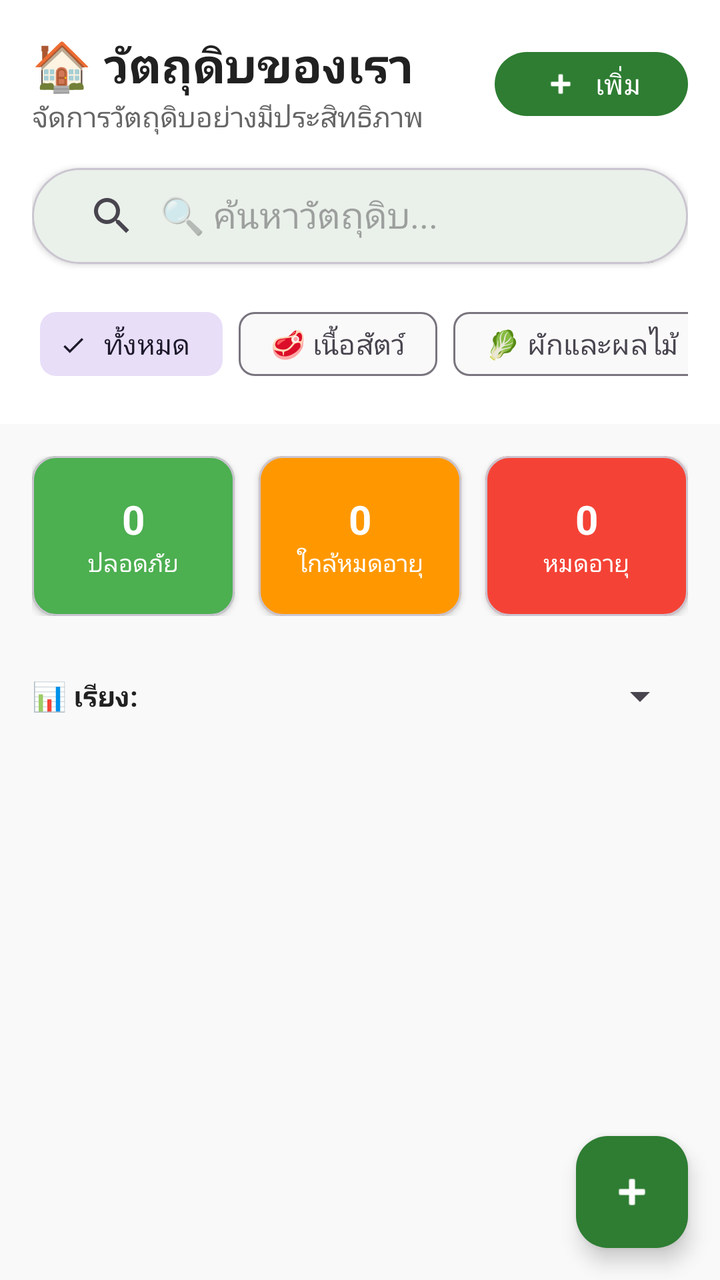
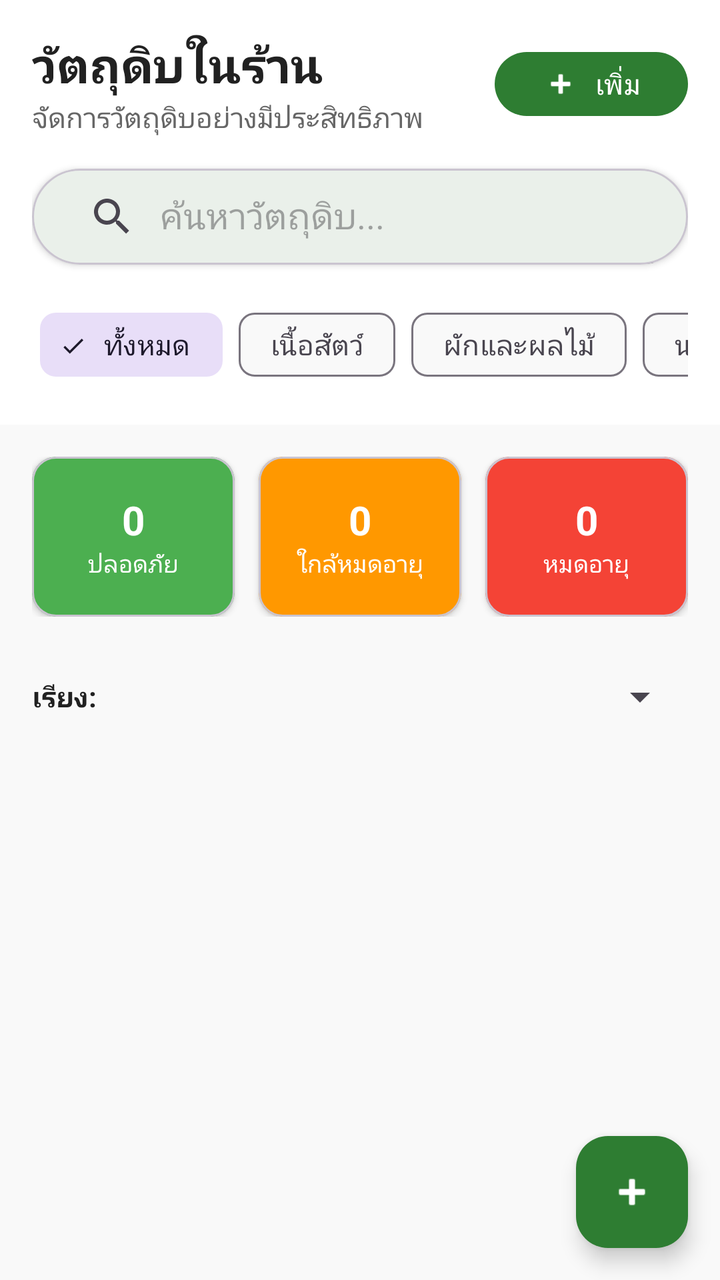

Screens rendered from an Android XML layout before and after an edit, with the pre-edit source and the edit as a unified diff.
<!-- AndroidManifest.xml: application theme Theme.Expirytrack -->
<!-- res/layout/fragment_home.xml -->
<?xml version="1.0" encoding="utf-8"?>
<androidx.coordinatorlayout.widget.CoordinatorLayout xmlns:android="http://schemas.android.com/apk/res/android"
    xmlns:app="http://schemas.android.com/apk/res-auto"
    android:layout_width="match_parent"
    android:layout_height="match_parent"
    android:background="@color/background_surface">

    <com.google.android.material.appbar.AppBarLayout
        android:layout_width="match_parent"
        android:layout_height="wrap_content"
        android:background="@color/white"
        app:elevation="0dp">

        <LinearLayout
            android:layout_width="match_parent"
            android:layout_height="wrap_content"
            android:orientation="vertical"
            android:padding="16dp">

            
            <LinearLayout
                android:layout_width="match_parent"
                android:layout_height="wrap_content"
                android:orientation="horizontal"
                android:gravity="center_vertical"
                android:layout_marginBottom="16dp">

                <LinearLayout
                    android:layout_width="0dp"
                    android:layout_height="wrap_content"
                    android:layout_weight="1"
                    android:orientation="vertical">

                    <TextView
                        android:layout_width="wrap_content"
                        android:layout_height="wrap_content"
                        android:text="🏠 วัตถุดิบของเรา"
                        android:textSize="24sp"
                        android:textStyle="bold"
                        android:textColor="@color/text_primary" />

                    <TextView
                        android:layout_width="wrap_content"
                        android:layout_height="wrap_content"
                        android:text="จัดการวัตถุดิบอย่างมีประสิทธิภาพ"
                        android:textSize="14sp"
                        android:textColor="@color/text_secondary" />

                </LinearLayout>

                <com.google.android.material.button.MaterialButton
                    android:id="@+id/addButton"
                    android:layout_width="wrap_content"
                    android:layout_height="40dp"
                    android:text="เพิ่ม"
                    android:textSize="14sp"
                    app:icon="@android:drawable/ic_input_add"
                    app:iconSize="18dp"
                    app:cornerRadius="20dp"
                    style="@style/Widget.Material3.Button" />

            </LinearLayout>

            
            <com.google.android.material.card.MaterialCardView
                android:layout_width="match_parent"
                android:layout_height="48dp"
                android:layout_marginBottom="16dp"
                app:cardCornerRadius="24dp"
                app:cardElevation="2dp"
                app:cardBackgroundColor="@color/background_surface">

                <androidx.appcompat.widget.SearchView
                    android:id="@+id/searchView"
                    android:layout_width="match_parent"
                    android:layout_height="match_parent"
                    android:layout_marginHorizontal="8dp"
                    app:iconifiedByDefault="false"
                    app:queryHint="🔍 ค้นหาวัตถุดิบ..." />

            </com.google.android.material.card.MaterialCardView>

            
            <HorizontalScrollView
                android:layout_width="match_parent"
                android:layout_height="wrap_content"
                android:scrollbars="none">

                <com.google.android.material.chip.ChipGroup
                    android:id="@+id/categoryChipGroup"
                    android:layout_width="wrap_content"
                    android:layout_height="wrap_content"
                    android:paddingHorizontal="4dp"
                    app:selectionRequired="true"
                    app:singleSelection="true">

                    <com.google.android.material.chip.Chip
                        android:id="@+id/chip_all"
                        android:layout_width="wrap_content"
                        android:layout_height="wrap_content"
                        android:text="ทั้งหมด"
                        android:checked="true"
                        style="@style/Widget.Material3.Chip.Filter" />

                    <com.google.android.material.chip.Chip
                        android:id="@+id/chip_meat"
                        android:layout_width="wrap_content"
                        android:layout_height="wrap_content"
                        android:text="🥩 เนื้อสัตว์"
                        style="@style/Widget.Material3.Chip.Filter" />

                    <com.google.android.material.chip.Chip
                        android:id="@+id/chip_vegetables"
                        android:layout_width="wrap_content"
                        android:layout_height="wrap_content"
                        android:text="🥬 ผักและผลไม้"
                        style="@style/Widget.Material3.Chip.Filter" />

                    <com.google.android.material.chip.Chip
                        android:id="@+id/chip_dairy"
                        android:layout_width="wrap_content"
                        android:layout_height="wrap_content"
                        android:text="🥛 นมและไข่"
                        style="@style/Widget.Material3.Chip.Filter" />

                    <com.google.android.material.chip.Chip
                        android:id="@+id/chip_seasoning"
                        android:layout_width="wrap_content"
                        android:layout_height="wrap_content"
                        android:text="🧂 เครื่องปรุง"
                        style="@style/Widget.Material3.Chip.Filter" />

                    <com.google.android.material.chip.Chip
                        android:id="@+id/chip_dry_goods"
                        android:layout_width="wrap_content"
                        android:layout_height="wrap_content"
                        android:text="🌾 ของแห้ง"
                        style="@style/Widget.Material3.Chip.Filter" />

                    <com.google.android.material.chip.Chip
                        android:id="@+id/chip_beverages"
                        android:layout_width="wrap_content"
                        android:layout_height="wrap_content"
                        android:text="🥤 เครื่องดื่ม"
                        style="@style/Widget.Material3.Chip.Filter" />

                    <com.google.android.material.chip.Chip
                        android:id="@+id/chip_others"
                        android:layout_width="wrap_content"
                        android:layout_height="wrap_content"
                        android:text="📦 อื่นๆ"
                        style="@style/Widget.Material3.Chip.Filter" />

                </com.google.android.material.chip.ChipGroup>

            </HorizontalScrollView>

        </LinearLayout>

    </com.google.android.material.appbar.AppBarLayout>

    <androidx.core.widget.NestedScrollView
        android:layout_width="match_parent"
        android:layout_height="match_parent"
        app:layout_behavior="@string/appbar_scrolling_view_behavior">

        <LinearLayout
            android:layout_width="match_parent"
            android:layout_height="wrap_content"
            android:orientation="vertical">

            
            <include
                android:id="@+id/offline_banner"
                layout="@layout/offline_banner" />

            
            <LinearLayout
                android:layout_width="match_parent"
                android:layout_height="wrap_content"
                android:orientation="horizontal"
                android:padding="16dp"
                android:layout_marginBottom="8dp">

                <com.google.android.material.card.MaterialCardView
                    android:layout_width="0dp"
                    android:layout_height="80dp"
                    android:layout_weight="1"
                    android:layout_marginEnd="8dp"
                    app:cardCornerRadius="12dp"
                    app:cardElevation="2dp"
                    app:cardBackgroundColor="@color/color_safe">

                    <LinearLayout
                        android:layout_width="match_parent"
                        android:layout_height="match_parent"
                        android:orientation="vertical"
                        android:gravity="center"
                        android:padding="8dp">

                        <TextView
                            android:id="@+id/safeCountText"
                            android:layout_width="wrap_content"
                            android:layout_height="wrap_content"
                            android:text="0"
                            android:textSize="20sp"
                            android:textStyle="bold"
                            android:textColor="@color/white" />

                        <TextView
                            android:layout_width="wrap_content"
                            android:layout_height="wrap_content"
                            android:text="ปลอดภัย"
                            android:textSize="12sp"
                            android:textColor="@color/white" />

                    </LinearLayout>

                </com.google.android.material.card.MaterialCardView>

                <com.google.android.material.card.MaterialCardView
                    android:layout_width="0dp"
                    android:layout_height="80dp"
                    android:layout_weight="1"
                    android:layout_marginHorizontal="4dp"
                    app:cardCornerRadius="12dp"
                    app:cardElevation="2dp"
                    app:cardBackgroundColor="@color/color_warning">

                    <LinearLayout
                        android:layout_width="match_parent"
                        android:layout_height="match_parent"
                        android:orientation="vertical"
                        android:gravity="center"
                        android:padding="8dp">

                        <TextView
                            android:id="@+id/warningCountText"
                            android:layout_width="wrap_content"
                            android:layout_height="wrap_content"
                            android:text="0"
                            android:textSize="20sp"
                            android:textStyle="bold"
                            android:textColor="@color/white" />

                        <TextView
                            android:layout_width="wrap_content"
                            android:layout_height="wrap_content"
                            android:text="ใกล้หมดอายุ"
                            android:textSize="12sp"
                            android:textColor="@color/white" />

                    </LinearLayout>

                </com.google.android.material.card.MaterialCardView>

                <com.google.android.material.card.MaterialCardView
                    android:layout_width="0dp"
                    android:layout_height="80dp"
                    android:layout_weight="1"
                    android:layout_marginStart="8dp"
                    app:cardCornerRadius="12dp"
                    app:cardElevation="2dp"
                    app:cardBackgroundColor="@color/color_expired">

                    <LinearLayout
                        android:layout_width="match_parent"
                        android:layout_height="match_parent"
                        android:orientation="vertical"
                        android:gravity="center"
                        android:padding="8dp">

                        <TextView
                            android:id="@+id/expiredCountText"
                            android:layout_width="wrap_content"
                            android:layout_height="wrap_content"
                            android:text="0"
                            android:textSize="20sp"
                            android:textStyle="bold"
                            android:textColor="@color/white" />

                        <TextView
                            android:layout_width="wrap_content"
                            android:layout_height="wrap_content"
                            android:text="หมดอายุ"
                            android:textSize="12sp"
                            android:textColor="@color/white" />

                    </LinearLayout>

                </com.google.android.material.card.MaterialCardView>

            </LinearLayout>

            
            <LinearLayout
                android:layout_width="match_parent"
                android:layout_height="wrap_content"
                android:orientation="horizontal"
                android:paddingHorizontal="16dp"
                android:paddingBottom="8dp"
                android:gravity="center_vertical">

                <TextView
                    android:layout_width="wrap_content"
                    android:layout_height="wrap_content"
                    android:text="📊 เรียง:"
                    android:textSize="14sp"
                    android:textStyle="bold"
                    android:textColor="@color/text_primary"
                    android:layout_marginEnd="12dp" />

                <Spinner
                    android:id="@+id/sortSpinner"
                    android:layout_width="0dp"
                    android:layout_height="32dp"
                    android:layout_weight="1" />

            </LinearLayout>

            
            <androidx.recyclerview.widget.RecyclerView
                android:id="@+id/recyclerViewIngredients"
                android:layout_width="match_parent"
                android:layout_height="wrap_content"
                android:nestedScrollingEnabled="false"
                android:padding="8dp" />

            
            <LinearLayout
                android:id="@+id/emptyState"
                android:layout_width="match_parent"
                android:layout_height="300dp"
                android:gravity="center"
                android:orientation="vertical"
                android:visibility="gone"
                android:padding="32dp">

                <TextView
                    android:layout_width="wrap_content"
                    android:layout_height="wrap_content"
                    android:text="📦"
                    android:textSize="64sp"
                    android:layout_marginBottom="16dp" />

                <TextView
                    android:layout_width="wrap_content"
                    android:layout_height="wrap_content"
                    android:text="ยังไม่มีวัตถุดิบ"
                    android:textSize="20sp"
                    android:textStyle="bold"
                    android:textColor="@color/text_primary"
                    android:layout_marginBottom="8dp" />

                <TextView
                    android:layout_width="match_parent"
                    android:layout_height="wrap_content"
                    android:gravity="center"
                    android:text="กดปุ่ม เพิ่ม ด้านบนเพื่อเพิ่มวัตถุดิบ\nหรือใช้แท็บสแกนเพื่อสแกนวันหมดอายุ"
                    android:textSize="14sp"
                    android:textColor="@color/text_secondary" />

            </LinearLayout>

        </LinearLayout>

    </androidx.core.widget.NestedScrollView>

    
    <com.google.android.material.floatingactionbutton.FloatingActionButton
        android:id="@+id/fab"
        android:layout_width="wrap_content"
        android:layout_height="wrap_content"
        android:layout_gravity="bottom|end"
        android:layout_margin="16dp"
        app:srcCompat="@android:drawable/ic_input_add"
        app:backgroundTint="@color/primary_color"
        app:tint="@color/white" />

</androidx.coordinatorlayout.widget.CoordinatorLayout>
<!-- res/layout/offline_banner.xml (included above) -->
<?xml version="1.0" encoding="utf-8"?>
<LinearLayout xmlns:android="http://schemas.android.com/apk/res/android"
    android:id="@+id/offline_banner"
    android:layout_width="match_parent"
    android:layout_height="wrap_content"
    android:orientation="horizontal"
    android:background="#FFC107"
    android:padding="12dp"
    android:gravity="center_vertical"
    android:visibility="gone">

    <TextView
        android:layout_width="0dp"
        android:layout_height="wrap_content"
        android:layout_weight="1"
        android:text="📡 ไม่มีอินเทอร์เน็ต — แสดงข้อมูลล่าสุด"
        android:textSize="13sp"
        android:textColor="#000"
        android:textStyle="bold" />

</LinearLayout>
<!-- resources referenced by this layout -->
<resources>
  <color name="background_surface">#F9F9F9</color>
  <color name="color_expired">#F44336</color>
  <color name="color_safe">#4CAF50</color>
  <color name="color_warning">#FF9800</color>
  <color name="primary_color">#2E7D32</color>
  <color name="text_primary">#212121</color>
  <color name="text_secondary">#666666</color>
  <color name="white">#FFFFFFFF</color>
  <style name="Theme.Expirytrack" parent="Base.Theme.Expirytrack" />
  <style name="Base.Theme.Expirytrack" parent="Theme.Material3.DayNight.NoActionBar">
          
          <item name="colorPrimary">@color/primary_color</item>
          <item name="colorPrimaryVariant">@color/primary_dark</item>
          <item name="colorOnPrimary">@android:color/white</item>
          
          
          <item name="colorSecondary">@color/secondary_color</item>
          <item name="colorSecondaryVariant">@color/secondary_dark</item>
          <item name="colorOnSecondary">@android:color/white</item>
          
          
          <item name="android:colorBackground">@color/background_default</item>
          <item name="colorSurface">@color/background_surface</item>
          <item name="colorOnBackground">@color/text_primary</item>
          <item name="colorOnSurface">@color/text_primary</item>
          
          
          <item name="android:statusBarColor">@color/primary_color</item>
          <item name="android:windowLightStatusBar">false</item>
          
          
          <item name="android:navigationBarColor">@color/white</item>
          <item name="android:windowLightNavigationBar" tools:targetApi="o_mr1">true</item>
      </style>
  <color name="primary_dark">#1B5E20</color>
  <color name="secondary_color">#FF8F00</color>
  <color name="secondary_dark">#E65100</color>
  <color name="background_default">#FFFFFF</color>
</resources>

<!-- the commit's change to res/layout/fragment_home.xml (unified diff, before → after) -->
@@ -34,7 +34,7 @@
                     <TextView
                         android:layout_width="wrap_content"
                         android:layout_height="wrap_content"
-                        android:text="🏠 วัตถุดิบของเรา"
+                        android:text="วัตถุดิบในร้าน"
                         android:textSize="24sp"
                         android:textStyle="bold"
                         android:textColor="@color/text_primary" />
@@ -76,7 +76,7 @@
                     android:layout_height="match_parent"
                     android:layout_marginHorizontal="8dp"
                     app:iconifiedByDefault="false"
-                    app:queryHint="🔍 ค้นหาวัตถุดิบ..." />
+                    app:queryHint="ค้นหาวัตถุดิบ..." />
 
             </com.google.android.material.card.MaterialCardView>
 
@@ -106,49 +106,49 @@
                         android:id="@+id/chip_meat"
                         android:layout_width="wrap_content"
                         android:layout_height="wrap_content"
-                        android:text="🥩 เนื้อสัตว์"
+                        android:text="เนื้อสัตว์"
                         style="@style/Widget.Material3.Chip.Filter" />
 
                     <com.google.android.material.chip.Chip
                         android:id="@+id/chip_vegetables"
                         android:layout_width="wrap_content"
                         android:layout_height="wrap_content"
-                        android:text="🥬 ผักและผลไม้"
+                        android:text="ผักและผลไม้"
                         style="@style/Widget.Material3.Chip.Filter" />
 
                     <com.google.android.material.chip.Chip
                         android:id="@+id/chip_dairy"
                         android:layout_width="wrap_content"
                         android:layout_height="wrap_content"
-                        android:text="🥛 นมและไข่"
+                        android:text="นมและไข่"
                         style="@style/Widget.Material3.Chip.Filter" />
 
                     <com.google.android.material.chip.Chip
                         android:id="@+id/chip_seasoning"
                         android:layout_width="wrap_content"
                         android:layout_height="wrap_content"
-                        android:text="🧂 เครื่องปรุง"
+                        android:text="เครื่องปรุง"
                         style="@style/Widget.Material3.Chip.Filter" />
 
                     <com.google.android.material.chip.Chip
                         android:id="@+id/chip_dry_goods"
                         android:layout_width="wrap_content"
                         android:layout_height="wrap_content"
-                        android:text="🌾 ของแห้ง"
+                        android:text="ของแห้ง"
                         style="@style/Widget.Material3.Chip.Filter" />
 
                     <com.google.android.material.chip.Chip
                         android:id="@+id/chip_beverages"
                         android:layout_width="wrap_content"
                         android:layout_height="wrap_content"
-                        android:text="🥤 เครื่องดื่ม"
+                        android:text="เครื่องดื่ม"
                         style="@style/Widget.Material3.Chip.Filter" />
 
                     <com.google.android.material.chip.Chip
                         android:id="@+id/chip_others"
                         android:layout_width="wrap_content"
                         android:layout_height="wrap_content"
-                        android:text="📦 อื่นๆ"
+                        android:text="อื่นๆ"
                         style="@style/Widget.Material3.Chip.Filter" />
 
                 </com.google.android.material.chip.ChipGroup>
@@ -304,7 +304,7 @@
                 <TextView
                     android:layout_width="wrap_content"
                     android:layout_height="wrap_content"
-                    android:text="📊 เรียง:"
+                    android:text="เรียง:"
                     android:textSize="14sp"
                     android:textStyle="bold"
                     android:textColor="@color/text_primary"
